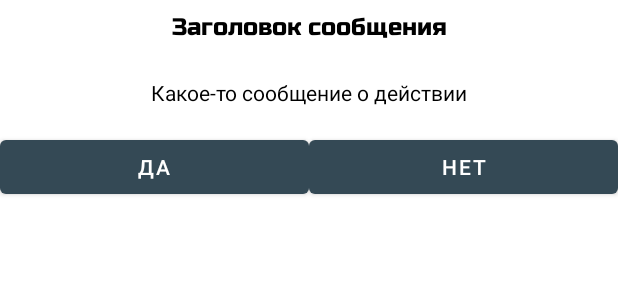
After one commit to Rinat-M/AndroidBase, an Android app: the layout fragment_action_dialog.xml on its own in the app's theme, with its tools: preview values and no code run, on a phone screen of 412 x 824 dp. The commit adds this screen. Shown: the top 300 px of the screen. Run offline under Robolectric (Android 15) with nearby library versions, the phone set to English and light mode, and no system bars.

Commit message:
Created a warning dialog before deleting note

```diff
--- a/homework06/app/build.gradle
+++ b/homework06/app/build.gradle
@@ -10,8 +10,8 @@ android {
         applicationId "com.rino.homework06"
         minSdkVersion 23
         targetSdkVersion 30
-        versionCode 18
-        versionName "1.5.3"
+        versionCode 19
+        versionName "1.5.4"
 
         testInstrumentationRunner "androidx.test.runner.AndroidJUnitRunner"
     }
--- a/homework06/app/src/main/java/com/rino/homework06/common/di/ActivityCompositionRoot.java
+++ b/homework06/app/src/main/java/com/rino/homework06/common/di/ActivityCompositionRoot.java
@@ -5,6 +5,7 @@ import androidx.fragment.app.FragmentManager;
 
 import com.rino.homework06.common.StateStore;
 import com.rino.homework06.common.datasources.NotesSource;
+import com.rino.homework06.ui.dialogs.DialogsEventBus;
 import com.rino.homework06.ui.navigation.ScreenNavigator;
 
 public class ActivityCompositionRoot {
@@ -42,4 +43,8 @@ public class ActivityCompositionRoot {
     public StateStore getStateStore() {
         return compositionRoot.getStateStore();
     }
+
+    public DialogsEventBus getDialogsEventBus() {
+        return compositionRoot.getDialogsEventBus();
+    }
 }
--- /dev/null
+++ b/homework06/app/src/main/res/layout/fragment_action_dialog.xml
@@ -0,0 +1,46 @@
+<?xml version="1.0" encoding="utf-8"?>
+<LinearLayout xmlns:android="http://schemas.android.com/apk/res/android"
+    xmlns:tools="http://schemas.android.com/tools"
+    android:layout_width="match_parent"
+    android:layout_height="match_parent"
+    android:orientation="vertical">
+
+    <TextView
+        android:id="@+id/title_textview"
+        style="@style/NoteTitleTextStyle"
+        android:layout_width="match_parent"
+        android:layout_height="wrap_content"
+        android:padding="@dimen/padding_margin_half"
+        android:textAlignment="center"
+        tools:text="Заголовок сообщения" />
+
+    <TextView
+        android:id="@+id/message_textview"
+        android:layout_width="match_parent"
+        android:layout_height="wrap_content"
+        android:padding="@dimen/padding_margin_normal"
+        android:textAlignment="center"
+        tools:text="Какое-то сообщение о действии" />
+
+    <LinearLayout
+        android:layout_width="match_parent"
+        android:layout_height="wrap_content"
+        android:orientation="horizontal">
+
+        <com.google.android.material.button.MaterialButton
+            android:id="@+id/positive_button"
+            android:layout_width="wrap_content"
+            android:layout_height="wrap_content"
+            android:layout_weight="1"
+            android:text="@string/positive_button_caption" />
+
+        <com.google.android.material.button.MaterialButton
+            android:id="@+id/negative_button"
+            android:layout_width="wrap_content"
+            android:layout_height="wrap_content"
+            android:layout_weight="1"
+            android:text="@string/negative_button_caption" />
+
+    </LinearLayout>
+
+</LinearLayout>
--- a/homework06/app/src/main/res/values/strings.xml
+++ b/homework06/app/src/main/res/values/strings.xml
@@ -21,4 +21,8 @@
     <string name="continue_without_auth">Продолжить без авторизации</string>
     <string name="sign_out">Выйти из аккаунта</string>
     <string name="user_email">e-mail</string>
+    <string name="positive_button_caption">ДА</string>
+    <string name="negative_button_caption">НЕТ</string>
+    <string name="delete_note_title">Удаление заметки</string>
+    <string name="delete_note_message">Вы действительно хотите удалить заметку?</string>
 </resources>
```
Also changed, not shown: homework06/app/src/main/java/com/rino/homework06/common/BaseObservable.java (added, +26 -0 lines), homework06/app/src/main/java/com/rino/homework06/common/StateStore.java (+13 -0 lines), homework06/app/src/main/java/com/rino/homework06/common/di/CompositionRoot.java (+10 -0 lines), homework06/app/src/main/java/com/rino/homework06/common/di/ControllerCompositionRoot.java (+19 -0 lines), homework06/app/src/main/java/com/rino/homework06/common/listeners/OnActionDialogListener.java (added, +9 -0 lines), homework06/app/src/main/java/com/rino/homework06/ui/dialogs/BaseBottomSheetDialogFragment.java (added, +21 -0 lines), homework06/app/src/main/java/com/rino/homework06/ui/dialogs/DialogsEventBus.java (added, +17 -0 lines), homework06/app/src/main/java/com/rino/homework06/ui/dialogs/DialogsManager.java (added, +39 -0 lines), homework06/app/src/main/java/com/rino/homework06/ui/dialogs/actiondialog/ActionBottomSheetDialogFragment.java (added, +97 -0 lines), homework06/app/src/main/java/com/rino/homework06/ui/dialogs/actiondialog/ActionDialogEvent.java (added, +18 -0 lines), homework06/app/src/main/java/com/rino/homework06/ui/fragments/ListOfNotesFragment.java (+40 -3 lines), homework06/app/src/main/java/com/rino/homework06/ui/fragments/NoteFragment.java (+34 -6 lines).
